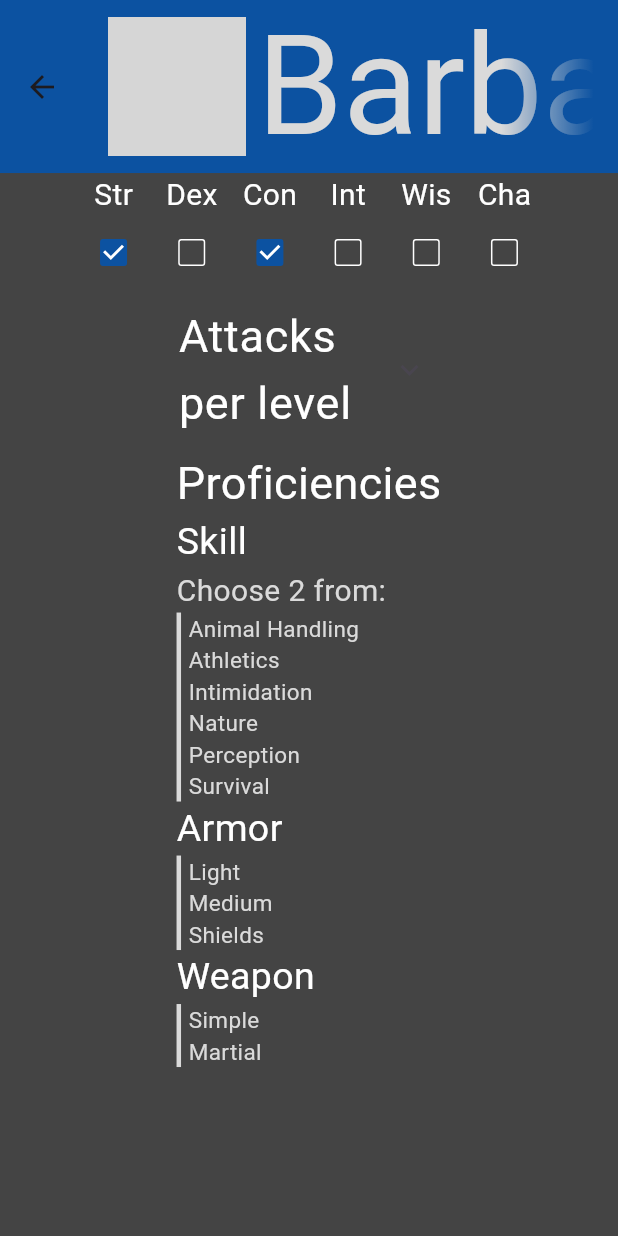
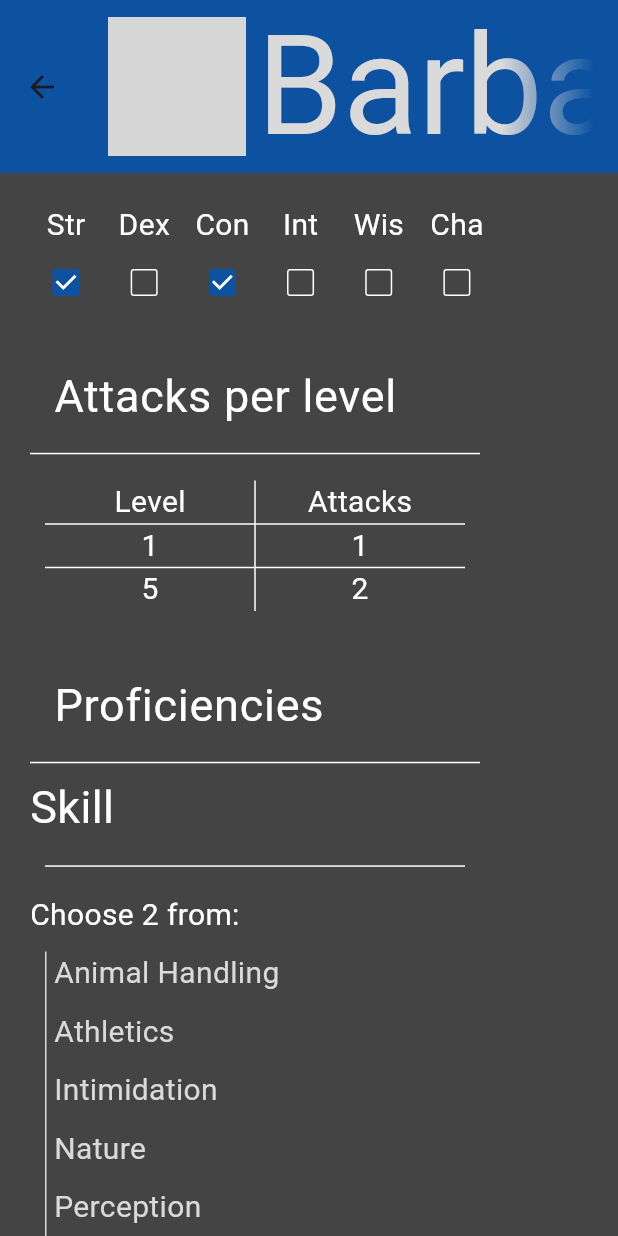
Before and after one commit to dominikk-lovric/DnD-app, a Flutter app: the WikiPage screen opened directly, after a tap on "Barbarian", on a phone screen of 412 x 824 dp. Run offline on Flutter 3.47's test engine with Material 3 defaults, Android fonts, the phone set to English and light mode, and no system bars; our stand-ins replace shared_preferences; accounts and stored records are empty; grey boxes are pictures that could not be loaded.

Commit message:
Commit #6: 	Fix the proficiency widget

```diff
--- a/lib/main.dart
+++ b/lib/main.dart
@@ -44,7 +44,7 @@ class _MyApp extends State<MyApp>{
       final height = MediaQuery.sizeOf(context).height;
 
       await SettingsService.setSetting("theme", "base");
-      await SettingsService.setSetting("descriptionStyle", "popUp");
+      await SettingsService.setSetting("descriptionStyle", "static");
       await SettingsService.setSetting("headerHeight",height * 0.14);
       await SettingsService.setSetting("listItemHeight",height * 0.10);
 
--- a/lib/screens/item_page.dart
+++ b/lib/screens/item_page.dart
@@ -85,7 +85,8 @@ import 'package:dnd_app/widgets/class_info_widget.dart';
               ),
             ),
             body: SingleChildScrollView(
-              child: Center(
+              child: Padding(
+                padding: EdgeInsetsGeometry.all(20),
                 child: ClassInfoWidget(items)
               ),
             )
--- a/lib/widgets/attack_number_widget.dart
+++ b/lib/widgets/attack_number_widget.dart
@@ -19,12 +19,12 @@ class AttackNumberWidget extends StatelessWidget{
             Center(
               child:Text(
                 "Level",
-                style: TextStyle(color: ColorService.getColor(5), fontSize: 20),
+                style: TextStyle(color: ColorService.getColor(4), fontSize: 20),
 )            ),
             Center(
               child:Text(
                 "Attacks",
-                style: TextStyle(color: ColorService.getColor(5), fontSize: 20),
+                style: TextStyle(color: ColorService.getColor(4), fontSize: 20),
               )
             )
           ]
@@ -37,12 +37,12 @@ class AttackNumberWidget extends StatelessWidget{
             Center(
               child:Text(
                 level,
-                style: TextStyle(color: ColorService.getColor(5), fontSize: 20),
+                style: TextStyle(color: ColorService.getColor(4), fontSize: 20),
 )            ),
             Center(
               child:Text(
                 attackInfo[level].toString(),
-                style: TextStyle(color: ColorService.getColor(5), fontSize: 20),
+                style: TextStyle(color: ColorService.getColor(4), fontSize: 20),
               )
             )
           ]
@@ -51,25 +51,29 @@ class AttackNumberWidget extends StatelessWidget{
     }
     return ConstrainedBox(
       constraints: BoxConstraints(
-        maxWidth: MediaQuery.of(context).size.width/2
+        maxWidth: 300
+      ),
+      child: Theme(
+        data: ThemeData(
+          dividerColor: Colors.transparent
         ),
         child: ExpansionTile(
+          initiallyExpanded: true,
+          showTrailingIcon: false,
           title: Text(
             "Attacks per level",
             style: TextStyle(color:ColorService.getColor(4),fontSize: 30),
           ),
           children: [
             Divider(
-            indent: 10,
-            endIndent: 10,
-            color: ColorService.getColor(5),
+              color: ColorService.getColor(4),
             ),
             Padding(
               padding: EdgeInsetsGeometry.all(10),
               child: Table(
                 border: TableBorder(
-                verticalInside: BorderSide(color: ColorService.getColor(5), width: 1),
-                horizontalInside: BorderSide(color: ColorService.getColor(5), width: 1),
+                  verticalInside: BorderSide(color: ColorService.getColor(4), width: 1),
+                  horizontalInside: BorderSide(color: ColorService.getColor(4), width: 1),
                 ),
                 columnWidths: <int,TableColumnWidth>{
                   0:FlexColumnWidth(),
@@ -81,6 +85,7 @@ class AttackNumberWidget extends StatelessWidget{
             )
           ]
         ),
+      ),
     );
   }
 }
--- a/lib/widgets/class_info_widget.dart
+++ b/lib/widgets/class_info_widget.dart
@@ -15,22 +15,38 @@ class ClassInfoWidget extends StatelessWidget{
   Widget build(BuildContext context) {
     List<dynamic> proficiencies=info["skillProficiencies"]["proficiencies"];
     return Column(
+      spacing: 20,
+      crossAxisAlignment: CrossAxisAlignment.start,
       children: [
         SavingThrowWidget(info["savingThrows"]),
         //spellcasting
         if(info["attacksPerLevel"].keys.toList().length>1)
           AttackNumberWidget(info["attacksPerLevel"]),
-
-        Column(
-          mainAxisSize: MainAxisSize.min,
-          crossAxisAlignment: CrossAxisAlignment.start,
-          children:[
-            Text(
+        ConstrainedBox(
+          constraints: BoxConstraints(
+            maxWidth: 300
+          ),
+          child: Theme(
+            data: ThemeData(
+              dividerColor: Colors.transparent
+            ),
+            child: ExpansionTile(
+              initiallyExpanded: true,
+              showTrailingIcon: false,
+              title: Text(
                 "Proficiencies",
                 style: TextStyle(
                   color: ColorService.getColor(4),
                   fontSize: 30
                 ),
+              ),
+              children: [
+                Column(
+                mainAxisSize: MainAxisSize.min,
+                crossAxisAlignment: CrossAxisAlignment.start,
+                children:[
+                    Divider(
+                      color: ColorService.getColor(4),
                     ),
                     ProficiencyWidget(info["skillProficiencies"],"Skill"),
                     ProficiencyWidget(info["armorProficiencies"],"Armor"),
@@ -38,6 +54,10 @@ class ClassInfoWidget extends StatelessWidget{
                   ]
                 ),
               ],
+            ),
+          )
+        )
+      ],
     );
   }
 }
--- a/lib/widgets/proficiency_widget.dart
+++ b/lib/widgets/proficiency_widget.dart
@@ -1,4 +1,5 @@
 import 'package:dnd_app/services/color_service.dart';
+import 'package:dnd_app/services/settings_service.dart';
 import 'package:flutter/material.dart';
 
 class ProficiencyWidget extends StatelessWidget{
@@ -10,23 +11,98 @@ class ProficiencyWidget extends StatelessWidget{
   @override
   Widget build(BuildContext context) {
     List<dynamic> proficiencies=info["proficiencies"];
-    return Column(
+    String descriptionSetting=SettingsService.getSetting("descriptionStyle");
+    if (descriptionSetting=="popUp"){
+      return GestureDetector(
+        onTap: () => {
+        showDialog(
+          context: context,
+          builder: (context) => AlertDialog(
+            backgroundColor: ColorService.getColor(2),
+            title: Text(
+              name,
+              style: TextStyle(
+                color: ColorService.getColor(4),
+                fontSize: 35,
+              )
+            ),
+            content: proficiencyWidget(
+              List<dynamic>.from(info["proficiencies"]),null,20
+            ),
+            actions: [
+              TextButton(
+                onPressed: () => Navigator.pop(context),
+                child: const Text("Close"),
+              ),
+            ],
+          ),
+        )
+      },
+        child: Text(
+          name,
+          style: TextStyle(
+            color: ColorService.getColor(4),
+            fontSize: 25,
+          ),
+        ),
+      );
+    }else if(descriptionSetting=="expand"){
+      return ExpansionTile(
+        initiallyExpanded: true,
+        showTrailingIcon: false,
+        title: Text(
+          name,
+          style: TextStyle(
+            color: ColorService.getColor(4),
+            fontSize: 25,
+          )
+        ),
+        children: [
+          Divider(
+            indent: 15,
+            endIndent: 15,
+            color: ColorService.getColor(4),
+          ),
+          Padding(
+            padding: EdgeInsetsGeometry.all(10),
+            child: proficiencyWidget(
+              List<dynamic>.from(info["proficiencies"]),null,20
+            ),
+          )
+        ],
+      );
+    }else{
+      return proficiencyWidget(
+              List<dynamic>.from(info["proficiencies"]),name,20);
+    }
+  }
+
+  Widget proficiencyWidget(List<dynamic> profs, String? name, double itemSize){
+    return SingleChildScrollView(
+      child: Column(
+          spacing: 10,
           crossAxisAlignment: CrossAxisAlignment.start,
           mainAxisSize: MainAxisSize.min,
           children: [
-            Text(
+            if(name!=null)Text(
               name,
               style: TextStyle(
                 color: ColorService.getColor(4),
-                fontSize: 25,
+                fontSize: itemSize*1.5,
               ),
             ),
+            if(name!=null)
+              Divider(
+                color: ColorService.getColor(4),
+                indent: 10,
+                endIndent: 10,
+              ),
             if(info["options"]!=null)
               Text(
                 "Choose "+info["options"].toString()+" from:",
                 style: TextStyle(
-                  color: ColorService.getColor(5),
-                  fontSize: 20
+                  color: ColorService.getColor(4),
+                  fontSize: itemSize
                 ),
               ),
             IntrinsicHeight(
@@ -34,28 +110,36 @@ class ProficiencyWidget extends StatelessWidget{
               mainAxisSize: MainAxisSize.min,
               children: [
                   Container(
+                    width: 10,
+                  ),
+                  Container(
                     color: ColorService.getColor(5),
-                    width: 3,
+                    width: 1,
                   ),
                   Container(
                     width: 5,
                   ),
-                  Column(
+                  Expanded(
+                    child: Column(
+                    spacing:10,
                     crossAxisAlignment: CrossAxisAlignment.start,
                     children: [
-                      ...proficiencies.map((item)=>Text(
+                      ...profs.map((item)=>Text(
                         item.toString(),
                         style: TextStyle(
                           color: ColorService.getColor(5),
-                          fontSize: 15
+                          fontSize: itemSize
                         ),
+                        overflow: TextOverflow.clip,
                       )),
                     ],
+                  ),
                   )
                 ],
               ),
             )
           ]
-        );
+        ),
+    );
   }
 }
```
Lines whose indentation alone changed are shown as unchanged.
